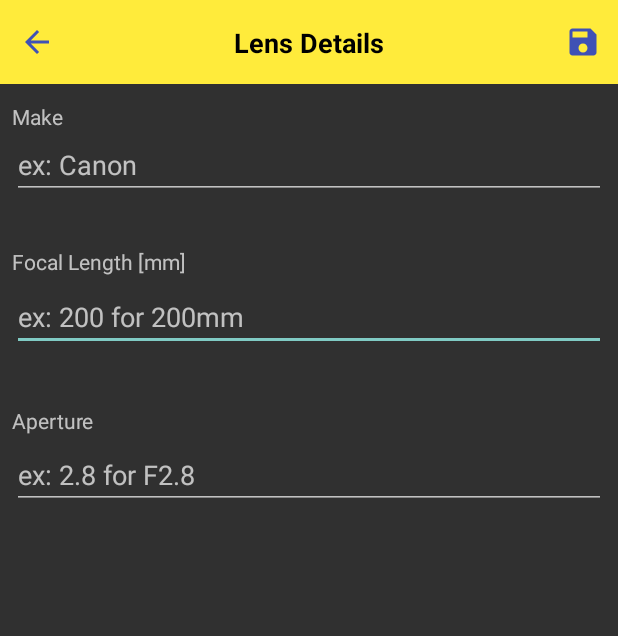
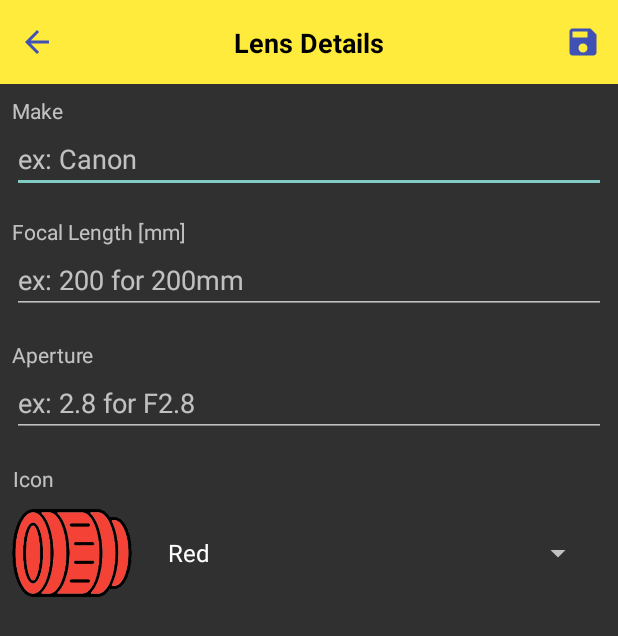
Before and after one commit to Tooo/Depth-of-Field-Calculator-Android, an Android app: the AddLens screen opened directly, with no data from a screen before it, on a phone screen of 412 x 824 dp. Shown: the top 636 px of the screen. Run offline under Robolectric (Android 15) with nearby library versions, the phone set to English and light mode, and no system bars.

Commit message:
Add Icon dropdown menu
Added dropdown menu in Add Lens to choose from 5 colours

```diff
--- a/app/src/main/java/com/cmpt276a2/activities/AddLens.java
+++ b/app/src/main/java/com/cmpt276a2/activities/AddLens.java
@@ -5,9 +5,12 @@ import androidx.appcompat.app.AppCompatActivity;
 import android.content.Intent;
 import android.os.Bundle;
 import android.view.View;
-import android.widget.Button;
+import android.widget.AdapterView;
+import android.widget.ArrayAdapter;
 import android.widget.EditText;
 import android.widget.ImageButton;
+import android.widget.ImageView;
+import android.widget.Spinner;
 import android.widget.Toast;
 
 import com.cmpt276a2.R;
@@ -16,6 +19,9 @@ import com.cmpt276a2.model.LensManager;
 
 public class AddLens extends AppCompatActivity {
     private LensManager myLens;
+    private String[] colours = {"Red", "Orange", "Yellow", "Green", "Blue"};
+    private int[] iconList = {R.drawable.len_red, R.drawable.len_orange, R.drawable.len_yellow, R.drawable.len_green, R.drawable.len_blue};
+    private int iconID;
 
     @Override
     protected void onCreate(Bundle savedInstanceState) {
@@ -25,6 +31,7 @@ public class AddLens extends AppCompatActivity {
         myLens = LensManager.getInstance();
 
         setupBackButton();
+        setupIconSelector();
         setupSaveButton();
     }
 
@@ -36,6 +43,26 @@ public class AddLens extends AppCompatActivity {
             public void onClick(View view) {
                 Intent intent = new Intent(AddLens.this, MainActivity.class);
                 startActivity(intent);
+            }
+        });
+    }
+
+    private void setupIconSelector() {
+        Spinner spinner = findViewById(R.id.add_spinIcon);
+        ArrayAdapter<String> adapter = new ArrayAdapter<>(AddLens.this, android.R.layout.simple_spinner_item, colours);
+        spinner.setAdapter(adapter);
+
+        spinner.setOnItemSelectedListener(new AdapterView.OnItemSelectedListener() {
+            @Override
+            public void onItemSelected(AdapterView<?> parent, View view, int position, long id) {
+                ImageView imageView = findViewById(R.id.add_imgLen);
+                iconID = iconList[position];
+                imageView.setImageResource(iconID);
+            }
+
+            @Override
+            public void onNothingSelected(AdapterView<?> adapterView) {
+
             }
         });
     }
@@ -91,7 +118,7 @@ public class AddLens extends AppCompatActivity {
                     return;
                 }
 
-                myLens.add(new Lens(make, aperture, focal, R.drawable.len_red));
+                myLens.add(new Lens(make, aperture, focal, iconID));
 
                 Intent intent = new Intent(AddLens.this, MainActivity.class);
                 startActivity(intent);
--- a/app/src/main/res/layout/activity_add_lens.xml
+++ b/app/src/main/res/layout/activity_add_lens.xml
@@ -56,6 +56,40 @@
         app:layout_constraintStart_toStartOf="@+id/add_tool"
         app:layout_constraintTop_toTopOf="parent" />
 
+    <TextView
+        android:id="@+id/add_txtMake"
+        android:layout_width="wrap_content"
+        android:layout_height="wrap_content"
+        android:layout_marginTop="8dp"
+        android:text="@string/make"
+        app:layout_constraintEnd_toEndOf="parent"
+        app:layout_constraintHorizontal_bias="0.022"
+        app:layout_constraintStart_toStartOf="parent"
+        app:layout_constraintTop_toBottomOf="@+id/add_tool" />
+
+    <com.google.android.material.textfield.TextInputEditText
+        android:id="@+id/add_inputMake"
+        android:layout_width="match_parent"
+        android:layout_height="wrap_content"
+        android:layout_marginEnd="8dp"
+        android:layout_marginStart="8dp"
+        android:hint="@string/hint_make"
+        app:layout_constraintEnd_toEndOf="parent"
+        app:layout_constraintHorizontal_bias="0.0"
+        app:layout_constraintStart_toStartOf="parent"
+        app:layout_constraintTop_toBottomOf="@+id/add_txtMake" />
+
+    <TextView
+        android:id="@+id/add_txtFocal"
+        android:layout_width="wrap_content"
+        android:layout_height="wrap_content"
+        android:layout_marginTop="16dp"
+        android:text="@string/focal_length"
+        app:layout_constraintEnd_toEndOf="parent"
+        app:layout_constraintHorizontal_bias="0.028"
+        app:layout_constraintStart_toStartOf="parent"
+        app:layout_constraintTop_toBottomOf="@+id/add_inputMake" />
+
     <com.google.android.material.textfield.TextInputEditText
         android:id="@+id/add_inputFocal"
         android:layout_width="match_parent"
@@ -63,25 +97,10 @@
         android:layout_marginEnd="8dp"
         android:layout_marginStart="8dp"
         android:hint="@string/hint_focal"
-        app:layout_constraintBottom_toTopOf="@+id/add_txtAperture"
-        app:layout_constraintEnd_toEndOf="parent"
-        app:layout_constraintHorizontal_bias="1.0"
-        app:layout_constraintStart_toStartOf="parent"
-        app:layout_constraintTop_toBottomOf="@+id/add_txtFocal"
-        app:layout_constraintVertical_bias="0.111" />
-
-    <com.google.android.material.textfield.TextInputEditText
-        android:id="@+id/add_inputAperture"
-        android:layout_width="match_parent"
-        android:layout_height="wrap_content"
-        android:layout_marginEnd="8dp"
-        android:layout_marginStart="8dp"
-        android:layout_marginTop="4dp"
-        android:hint="@string/hint_aperture"
         app:layout_constraintEnd_toEndOf="parent"
         app:layout_constraintHorizontal_bias="0.0"
         app:layout_constraintStart_toStartOf="parent"
-        app:layout_constraintTop_toBottomOf="@+id/add_txtAperture" />
+        app:layout_constraintTop_toBottomOf="@+id/add_txtFocal" />
 
     <TextView
         android:id="@+id/add_txtAperture"
@@ -92,45 +111,57 @@
         app:layout_constraintEnd_toEndOf="parent"
         app:layout_constraintHorizontal_bias="0.023"
         app:layout_constraintStart_toStartOf="parent"
-        app:layout_constraintTop_toTopOf="parent"
-        app:layout_constraintVertical_bias="0.336" />
-
-    <TextView
-        android:id="@+id/add_txtMake"
-        android:layout_width="wrap_content"
-        android:layout_height="wrap_content"
-        android:text="@string/make"
-        app:layout_constraintBottom_toBottomOf="parent"
-        app:layout_constraintEnd_toEndOf="parent"
-        app:layout_constraintHorizontal_bias="0.022"
-        app:layout_constraintStart_toStartOf="parent"
-        app:layout_constraintTop_toBottomOf="@+id/add_tool"
-        app:layout_constraintVertical_bias="0.016" />
+        app:layout_constraintTop_toBottomOf="@+id/add_txtFocal"
+        app:layout_constraintVertical_bias="0.098" />
 
     <com.google.android.material.textfield.TextInputEditText
-        android:id="@+id/add_inputMake"
+        android:id="@+id/add_inputAperture"
         android:layout_width="match_parent"
         android:layout_height="wrap_content"
         android:layout_marginEnd="8dp"
         android:layout_marginStart="8dp"
-        android:hint="@string/hint_make"
-        app:layout_constraintBottom_toTopOf="@+id/add_txtFocal"
+        android:hint="@string/hint_aperture"
         app:layout_constraintEnd_toEndOf="parent"
         app:layout_constraintHorizontal_bias="0.0"
         app:layout_constraintStart_toStartOf="parent"
-        app:layout_constraintTop_toBottomOf="@+id/add_txtMake"
-        app:layout_constraintVertical_bias="0.0" />
+        app:layout_constraintTop_toBottomOf="@+id/add_txtAperture" />
 
     <TextView
-        android:id="@+id/add_txtFocal"
+        android:id="@+id/add_txtIcon"
         android:layout_width="wrap_content"
         android:layout_height="wrap_content"
-        android:text="@string/focal_length"
+        android:text="@string/icon"
         app:layout_constraintBottom_toBottomOf="parent"
         app:layout_constraintEnd_toEndOf="parent"
-        app:layout_constraintHorizontal_bias="0.028"
+        app:layout_constraintHorizontal_bias="0.023"
         app:layout_constraintStart_toStartOf="parent"
-        app:layout_constraintTop_toTopOf="parent"
-        app:layout_constraintVertical_bias="0.205" />
+        app:layout_constraintTop_toBottomOf="@+id/add_txtAperture"
+        app:layout_constraintVertical_bias="0.113" />
+
+    <ImageView
+        android:id="@+id/add_imgLen"
+        android:layout_width="wrap_content"
+        android:layout_height="wrap_content"
+        android:adjustViewBounds="true"
+        android:contentDescription="@string/len_image"
+        android:maxHeight="80dp"
+        android:maxWidth="80dp"
+        app:layout_constraintEnd_toEndOf="parent"
+        app:layout_constraintHorizontal_bias="0.025"
+        app:layout_constraintStart_toStartOf="parent"
+        app:layout_constraintTop_toBottomOf="@+id/add_txtIcon"
+        app:srcCompat="@drawable/len_red" />
+
+    <Spinner
+        android:id="@+id/add_spinIcon"
+        android:layout_width="0dp"
+        android:layout_height="wrap_content"
+        android:layout_marginEnd="16dp"
+        android:layout_marginStart="16dp"
+        app:layout_constraintBottom_toBottomOf="@+id/add_imgLen"
+        app:layout_constraintEnd_toEndOf="parent"
+        app:layout_constraintHorizontal_bias="0.24"
+        app:layout_constraintStart_toEndOf="@+id/add_imgLen"
+        app:layout_constraintTop_toTopOf="@+id/add_imgLen" />
 
 </androidx.constraintlayout.widget.ConstraintLayout>
--- a/app/src/main/res/values/strings.xml
+++ b/app/src/main/res/values/strings.xml
@@ -34,4 +34,5 @@
     <string name="circle_of_confusion_m">Circle of Confusion [m]</string>
     <string name="calculate">Calculate</string>
     <string name="backarrowdof">backarrowDoF</string>
+    <string name="icon">Icon</string>
 </resources>
```
